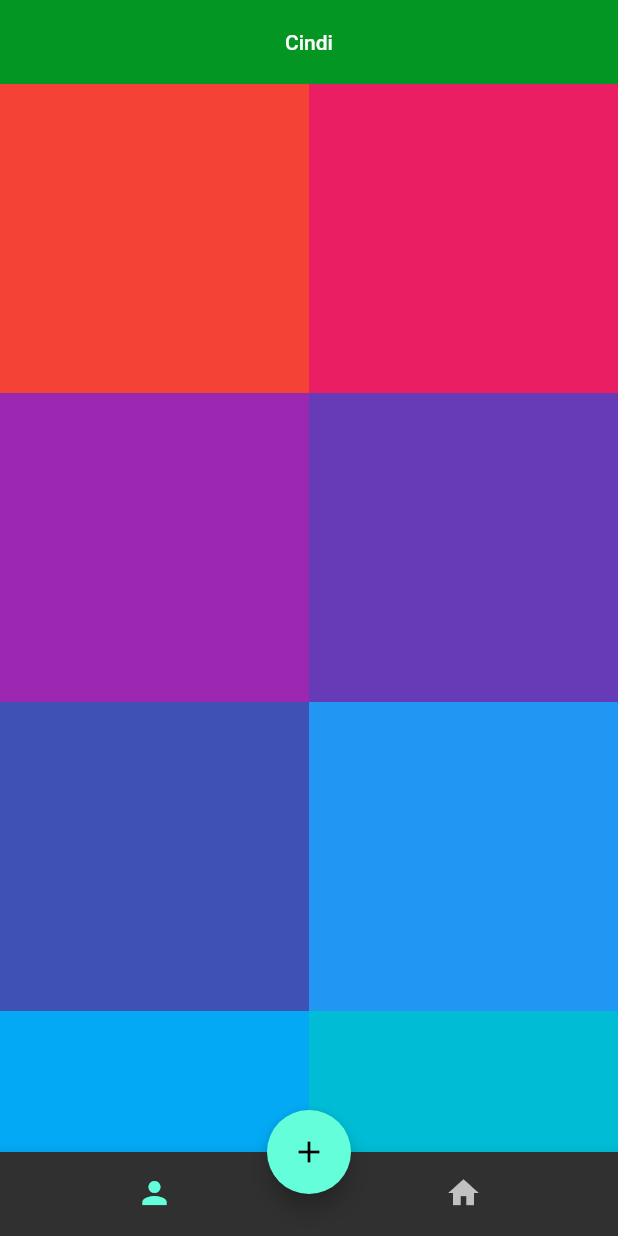
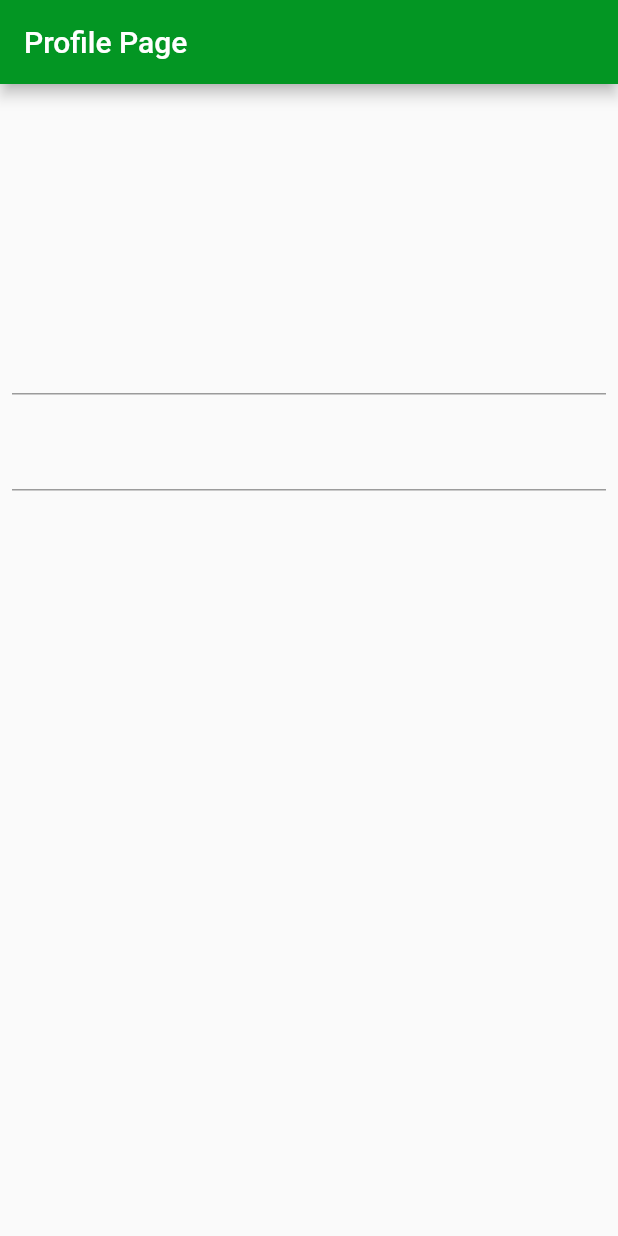
Before and after one commit to proz-tecnologia/t1App01, a Flutter app: the screen it shows after launch, on a phone screen of 412 x 824 dp. Run offline on Flutter 3.47's test engine with Material 2 defaults, Android fonts, the phone set to English and light mode, and no system bars.

Commit message:
move files to organize, add textfield

```diff
--- a/lib/app.dart
+++ b/lib/app.dart
@@ -1,7 +1,6 @@
 import 'package:first_app/design_system/my_color.dart';
+import 'package:first_app/features/profile/profile_page.dart';
 import 'package:flutter/material.dart';
-
-import 'home/home_page.dart';
 
 class MyApp extends StatelessWidget {
   const MyApp({Key? key}) : super(key: key);
@@ -12,10 +11,10 @@ class MyApp extends StatelessWidget {
       debugShowCheckedModeBanner: false,
       themeMode: ThemeMode.dark,
       darkTheme: ThemeData(
-        brightness: Brightness.dark,
+        brightness: Brightness.light,
         appBarTheme: const AppBarTheme(backgroundColor: MyColor.success),
       ),
-      home: const HomePage(title: 'Cindi'),
+      home: ProfilePage(),
     );
   }
 }
--- /dev/null
+++ b/lib/features/profile/profile_page.dart
@@ -0,0 +1,52 @@
+import 'dart:developer';
+
+import 'package:flutter/material.dart';
+
+class ProfilePage extends StatelessWidget {
+  ProfilePage({Key? key}) : super(key: key);
+  final secondField = FocusNode();
+
+  @override
+  Widget build(BuildContext context) {
+    return Scaffold(
+      appBar: AppBar(
+        title: const Text('Profile Page'),
+      ),
+      body: Column(
+        children: [
+          Padding(
+            padding: const EdgeInsets.all(8),
+            child: TextField(
+              textInputAction: TextInputAction.done,
+              autocorrect: false,
+              style: const TextStyle(color: Colors.green, fontSize: 30),
+
+              onChanged: (value) {
+                log('${value.length}');
+              },
+              // onEditingComplete: () {
+              //   log('passou');
+              //   secondField.requestFocus();
+              // },
+              // onSubmitted: (value) {
+              //   log(value);
+              // },
+              maxLines: 5,
+              //maxLength: 10,
+              //obscureText: true,
+              obscuringCharacter: '*',
+              cursorColor: Colors.pink,
+              decoration: const InputDecoration(),
+            ),
+          ),
+          Padding(
+            padding: const EdgeInsets.all(8),
+            child: TextField(
+              focusNode: secondField,
+            ),
+          )
+        ],
+      ),
+    );
+  }
+}
```
Also changed, not shown: lib/features/home/home_page.dart (renamed from lib/home/home_page.dart), lib/features/home/widgets/contact.dart (renamed from lib/home/widgets/contact.dart), lib/features/home/widgets/my_bottom_bar.dart (renamed from lib/home/widgets/my_bottom_bar.dart), lib/features/home/widgets/my_expansion.dart (renamed from lib/home/widgets/my_expansion.dart), lib/features/home/widgets/my_grid.dart (renamed from lib/home/widgets/my_grid.dart).
